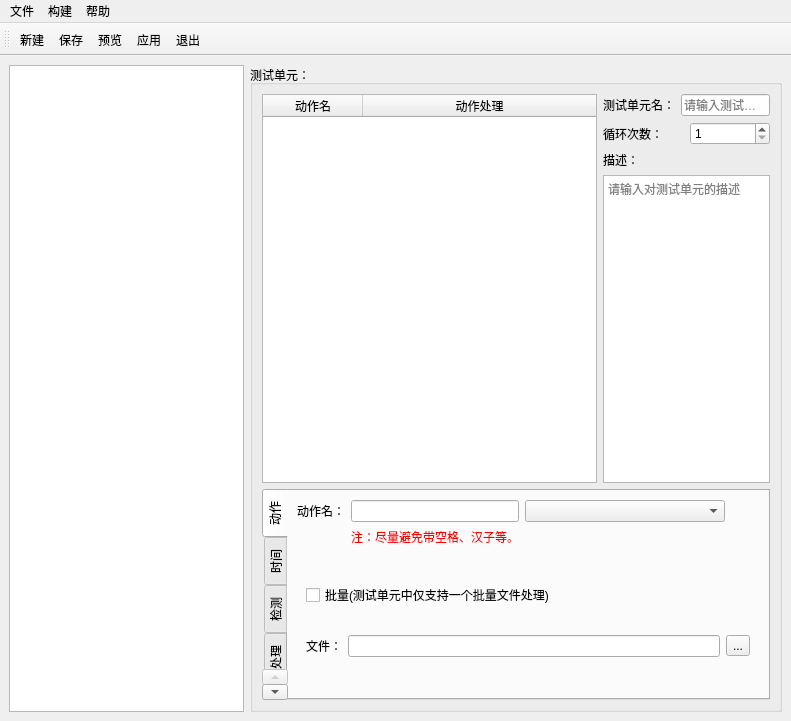
First picture: the form in SubWidget/deftheunit.ui, repository RoadRover-AutoTest/QtDemo, before the edit.
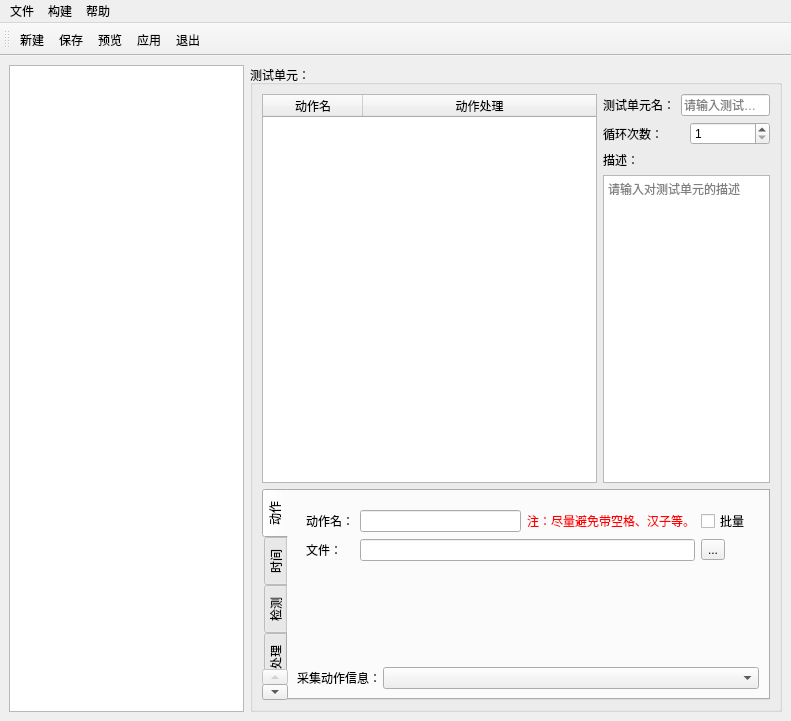
Second picture: the form after the edit. The open tabs and pages were chosen to show the change. Icons and pictures are not drawn. Custom widgets are drawn as their Qt base class.

```diff
--- a/SubWidget/deftheunit.ui
+++ b/SubWidget/deftheunit.ui
@@ -144,36 +144,95 @@
              <string>动作</string>
             </attribute>
             <layout class="QGridLayout" name="gridLayout_10">
-             <item row="2" column="0" colspan="4">
+             <item row="1" column="1" colspan="4">
+              <widget class="reCheckComboBox" name="comboBoxActColInfo">
+               <property name="minimumSize">
+                <size>
+                 <width>200</width>
+                 <height>0</height>
+                </size>
+               </property>
+              </widget>
+             </item>
+             <item row="1" column="0">
+              <widget class="QLabel" name="label_19">
+               <property name="maximumSize">
+                <size>
+                 <width>80</width>
+                 <height>16777215</height>
+                </size>
+               </property>
+               <property name="text">
+                <string>采集动作信息：</string>
+               </property>
+              </widget>
+             </item>
+             <item row="0" column="0" colspan="5">
               <widget class="QStackedWidget" name="stackedWidget">
                <property name="currentIndex">
                 <number>1</number>
                </property>
                <widget class="QWidget" name="pageScript">
                 <layout class="QGridLayout" name="gridLayout_19">
-                 <item row="1" column="0">
+                 <item row="0" column="0">
+                  <widget class="QLabel" name="label_14">
+                   <property name="text">
+                    <string>动作名：</string>
+                   </property>
+                  </widget>
+                 </item>
+                 <item row="0" column="3">
+                  <widget class="QCheckBox" name="checkfileMore">
+                   <property name="toolTip">
+                    <string>(测试单元中仅支持一个批量文件处理)</string>
+                   </property>
+                   <property name="text">
+                    <string>批量</string>
+                   </property>
+                  </widget>
+                 </item>
+                 <item row="2" column="1" colspan="2">
+                  <widget class="QLineEdit" name="editFilePath"/>
+                 </item>
+                 <item row="2" column="0">
                   <widget class="QLabel" name="labelfileShow">
                    <property name="text">
                     <string>文件：</string>
                    </property>
                   </widget>
                  </item>
-                 <item row="0" column="0" colspan="2">
-                  <widget class="QCheckBox" name="checkfileMore">
+                 <item row="0" column="2">
+                  <widget class="QLabel" name="label_18">
+                   <property name="styleSheet">
+                    <string notr="true">color: rgb(255, 0, 0);</string>
+                   </property>
                    <property name="text">
-                    <string>批量(测试单元中仅支持一个批量文件处理)</string>
+                    <string>注：尽量避免带空格、汉子等。</string>
                    </property>
                   </widget>
                  </item>
-                 <item row="1" column="2">
+                 <item row="0" column="1">
+                  <widget class="QLineEdit" name="editActName"/>
+                 </item>
+                 <item row="2" column="3">
                   <widget class="QToolButton" name="toolButtonSelFile">
                    <property name="text">
                     <string>...</string>
                    </property>
                   </widget>
                  </item>
-                 <item row="1" column="1">
-                  <widget class="QLineEdit" name="editFilePath"/>
+                 <item row="3" column="1">
+                  <spacer name="verticalSpacer_2">
+                   <property name="orientation">
+                    <enum>Qt::Vertical</enum>
+                   </property>
+                   <property name="sizeHint" stdset="0">
+                    <size>
+                     <width>20</width>
+                     <height>40</height>
+                    </size>
+                   </property>
+                  </spacer>
                  </item>
                 </layout>
                </widget>
@@ -256,49 +315,6 @@
                </widget>
               </widget>
              </item>
-             <item row="0" column="0">
-              <widget class="QLabel" name="label_14">
-               <property name="text">
-                <string>动作名：</string>
-               </property>
-              </widget>
-             </item>
-             <item row="0" column="1">
-              <widget class="QLineEdit" name="editActName"/>
-             </item>
-             <item row="0" column="2">
-              <widget class="reCheckComboBox" name="comboBoxActColInfo">
-               <property name="minimumSize">
-                <size>
-                 <width>200</width>
-                 <height>0</height>
-                </size>
-               </property>
-              </widget>
-             </item>
-             <item row="0" column="3">
-              <spacer name="horizontalSpacer">
-               <property name="orientation">
-                <enum>Qt::Horizontal</enum>
-               </property>
-               <property name="sizeHint" stdset="0">
-                <size>
-                 <width>40</width>
-                 <height>20</height>
-                </size>
-               </property>
-              </spacer>
-             </item>
-             <item row="1" column="1">
-              <widget class="QLabel" name="label_18">
-               <property name="styleSheet">
-                <string notr="true">color: rgb(255, 0, 0);</string>
-               </property>
-               <property name="text">
-                <string>注：尽量避免带空格、汉子等。</string>
-               </property>
-              </widget>
-             </item>
             </layout>
            </widget>
            <widget class="QWidget" name="tabTime">
```
Left out of the diff: 79 changed lines with no effect on the pictures.
